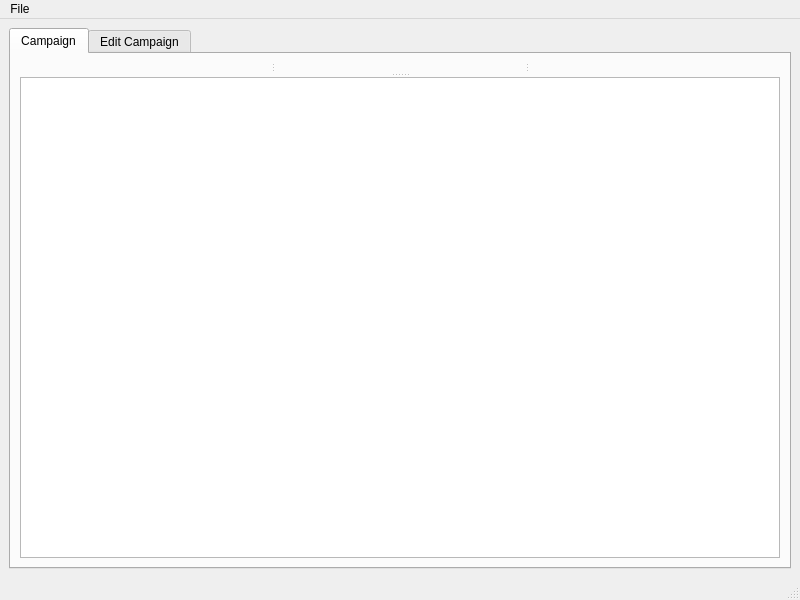
Old version of the form qt/mainwindow.ui in the repository akirahinoshiro/dnd_master.
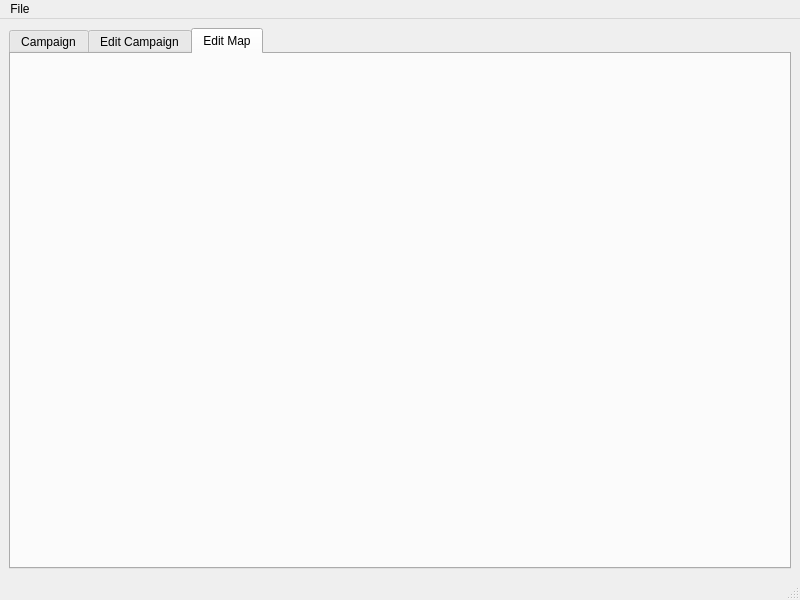
New version of the form.

Commit message: copying file to campaign workings, adding maps working, changing title missing map (gui, cli) features: dm map pc map grid fow pcs enemies aoe preview

The edit to the form file:
```diff
--- a/qt/mainwindow.ui
+++ b/qt/mainwindow.ui
@@ -18,7 +18,7 @@
     <item row="0" column="0">
      <widget class="QTabWidget" name="tabWidget">
       <property name="currentIndex">
-       <number>0</number>
+       <number>2</number>
       </property>
       <widget class="QWidget" name="tab">
        <attribute name="title">
@@ -87,6 +87,16 @@
         </item>
        </layout>
       </widget>
+      <widget class="QWidget" name="tab_3">
+       <attribute name="title">
+        <string>Edit Map</string>
+       </attribute>
+       <layout class="QGridLayout" name="gridLayout_11">
+        <item row="0" column="0">
+         <layout class="QGridLayout" name="editMapLayout"/>
+        </item>
+       </layout>
+      </widget>
      </widget>
     </item>
    </layout>
```
The commit also changes 4 other files.
